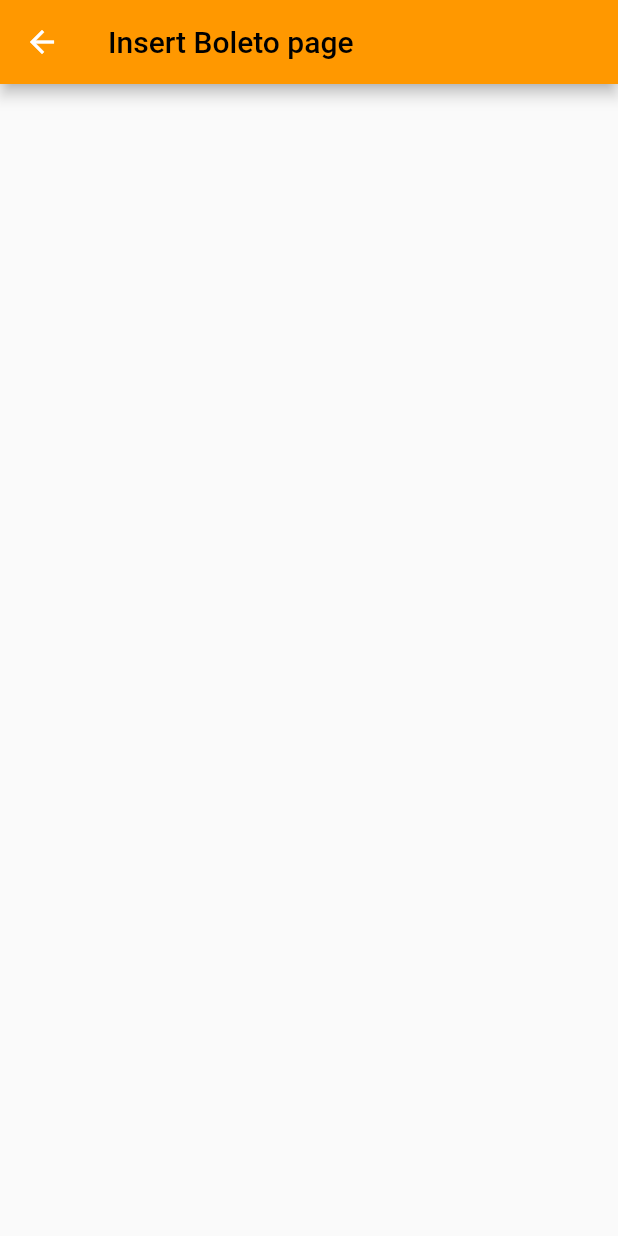
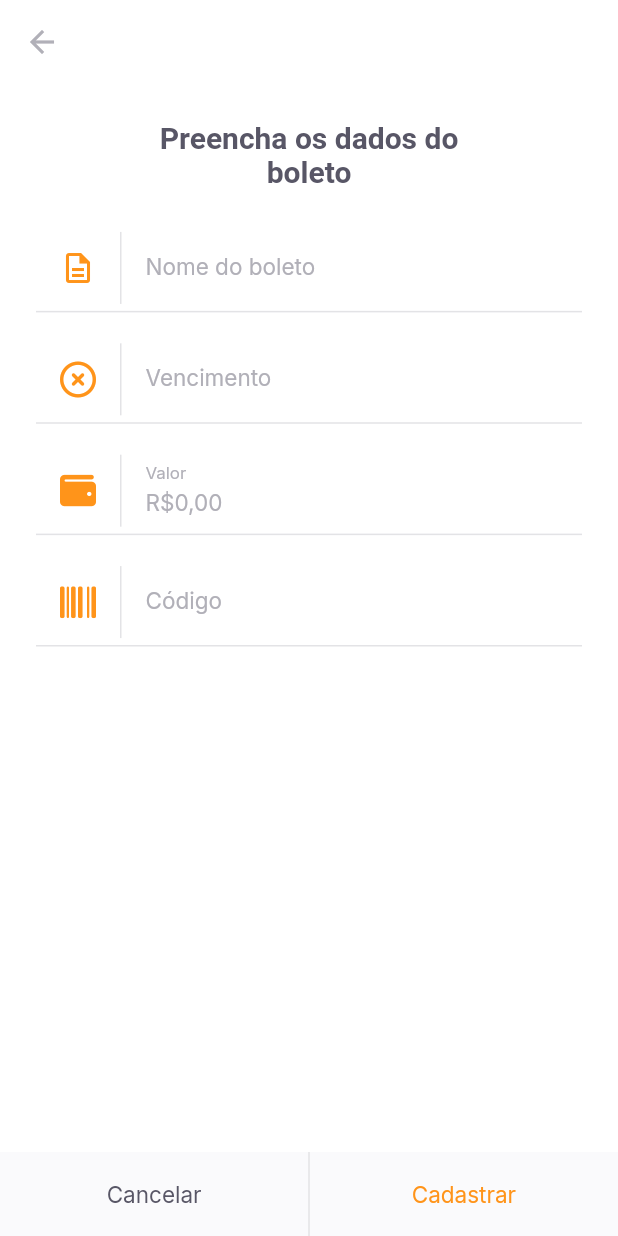
Before and after one commit to ranierelm/payflow, a Flutter app: the InsertBoletoPage screen opened by its route, on a phone screen of 412 x 824 dp. Run offline on Flutter 3.47's test engine with Material 2 defaults, Android fonts, the phone set to English and light mode, and no system bars; our stand-ins replace camera, firebase_core, flutter_masked_text2, font_awesome_flutter, google_fonts, google_sign_in and 2 more; missing offline and left inert: google_ml_kit; accounts and stored records are empty.

Commit message:
insert tickets and save data

```diff
--- /dev/null
+++ b/lib/modules/insert_boleto/insert_boleto_controller.dart
@@ -0,0 +1,47 @@
+import 'package:flutter/material.dart';
+import 'package:shared_preferences/shared_preferences.dart';
+
+import '../../shared/models/boleto_model.dart';
+
+class InsertBoletoController {
+  final formKey = GlobalKey<FormState>();
+  BoletoModel model = BoletoModel();
+
+  String? validateName(String? value) =>
+      value?.isEmpty ?? true ? "O nome não pode ser vazio" : null;
+  String? validateDueDate(String? value) =>
+      value?.isEmpty ?? true ? "A data de vencimento não pode ser vazia" : null;
+  String? validateValue(double value) =>
+      value == 0 ? "Insira um valor maior que R\$ 0,00" : null;
+  String? validateCode(String? value) =>
+      value?.isEmpty ?? true ? "O código do boleto não pode ser vazio" : null;
+
+  Future<void> cadastrarBoleto() async {
+    final form = formKey.currentState;
+    if (form!.validate()) {
+      return saveBoleto();
+    }
+  }
+
+  void onChanged({
+    String? name,
+    String? dueDate,
+    double? value,
+    String? barcode,
+  }) {
+    model = model.copyWith(
+      name: name,
+      dueDate: dueDate,
+      value: value,
+      barcode: barcode,
+    );
+  }
+
+  Future<void> saveBoleto() async {
+    final instance = await SharedPreferences.getInstance();
+    final boletos = instance.getStringList("boletos") ?? <String>[];
+    boletos.add(model.toJson());
+    await instance.setStringList("boletos", boletos);
+    return;
+  }
+}
--- a/lib/modules/insert_boleto/insert_boleto_page.dart
+++ b/lib/modules/insert_boleto/insert_boleto_page.dart
@@ -1,16 +1,118 @@
 import 'package:flutter/material.dart';
+import 'package:font_awesome_flutter/font_awesome_flutter.dart';
+import 'package:flutter_masked_text2/flutter_masked_text2.dart';
 
 import '../../shared/themes/app_colors.dart';
+import '../../shared/themes/app_text_styles.dart';
+import '../../shared/widgets/input_text/input_text_widget.dart';
+import '../../shared/widgets/set_label_button/set_label_button.dart';
+import 'insert_boleto_controller.dart';
 
-class InsertBoletoPage extends StatelessWidget {
-  const InsertBoletoPage({Key? key}) : super(key: key);
+class InsertBoletoPage extends StatefulWidget {
+  final String? barcode;
+  const InsertBoletoPage({Key? key, this.barcode}) : super(key: key);
+
+  @override
+  State<InsertBoletoPage> createState() => _InsertBoletoPageState();
+}
+
+class _InsertBoletoPageState extends State<InsertBoletoPage> {
+  final controller = InsertBoletoController();
+
+  final moneyInputTextController =
+      MoneyMaskedTextController(leftSymbol: "R\$", decimalSeparator: ",");
+
+  final dueDateInputTextController = MaskedTextController(mask: '00/00/0000');
+  final barcodeInputTextController = TextEditingController();
+
+  @override
+  void initState() {
+    if (widget.barcode != null) {
+      barcodeInputTextController.text = widget.barcode!;
+    }
+    super.initState();
+  }
 
   @override
   Widget build(BuildContext context) {
     return Scaffold(
-        appBar: AppBar(
-      title: const Text("Insert Boleto page"),
-      leading: const BackButton(color: AppColors.background),
-    ));
+      backgroundColor: AppColors.background,
+      appBar: AppBar(
+        backgroundColor: AppColors.background,
+        elevation: 0,
+        leading: const BackButton(color: AppColors.input),
+      ),
+      body: SingleChildScrollView(
+        child: Column(
+          children: [
+            Padding(
+              padding: const EdgeInsets.symmetric(horizontal: 93, vertical: 24),
+              child: Text(
+                "Preencha os dados do boleto",
+                style: TextStyles.titleBoldHeading,
+                textAlign: TextAlign.center,
+              ),
+            ),
+            Form(
+              key: controller.formKey,
+              child: Column(
+                children: [
+                  InputTextWidget(
+                    iconInput: Icons.description_outlined,
+                    labelText: "Nome do boleto",
+                    onChanged: (value) {
+                      controller.onChanged(name: value);
+                    },
+                    validator: controller.validateName,
+                  ),
+                  InputTextWidget(
+                    iconInput: FontAwesomeIcons.circleXmark,
+                    labelText: "Vencimento",
+                    onChanged: (value) {
+                      controller.onChanged(dueDate: value);
+                    },
+                    controller: dueDateInputTextController,
+                    validator: controller.validateDueDate,
+                  ),
+                  InputTextWidget(
+                    iconInput: FontAwesomeIcons.wallet,
+                    labelText: "Valor",
+                    onChanged: (value) {
+                      controller.onChanged(
+                        value: moneyInputTextController.numberValue,
+                      );
+                    },
+                    controller: moneyInputTextController,
+                    validator: (__) => controller
+                        .validateValue(moneyInputTextController.numberValue),
+                  ),
+                  InputTextWidget(
+                    iconInput: FontAwesomeIcons.barcode,
+                    labelText: "Código",
+                    onChanged: (value) {
+                      controller.onChanged(barcode: value);
+                    },
+                    controller: barcodeInputTextController,
+                    validator: controller.validateCode,
+                  ),
+                ],
+              ),
+            )
+          ],
+        ),
+      ),
+      bottomNavigationBar: SetLabelButtons(
+        primaryLabel: "Cancelar",
+        primaryOnPressed: () {
+          Navigator.pushReplacementNamed(context, "/home");
+        },
+        secondaryLabel: "Cadastrar",
+        secondaryOnPressed: () async {
+          await controller.cadastrarBoleto();
+          Navigator.pushReplacementNamed(context, "/home");
+        },
+        enableSecondaryColor: true,
+      ),
+    );
   }
 }
--- /dev/null
+++ b/lib/shared/models/boleto_model.dart
@@ -0,0 +1,72 @@
+import 'dart:convert';
+
+class BoletoModel {
+  final String? name;
+  final String? dueDate;
+  final double? value;
+  final String? barcode;
+  BoletoModel({
+    this.name,
+    this.dueDate,
+    this.value,
+    this.barcode,
+  });
+
+  BoletoModel copyWith({
+    String? name,
+    String? dueDate,
+    double? value,
+    String? barcode,
+  }) {
+    return BoletoModel(
+      name: name ?? this.name,
+      dueDate: dueDate ?? this.dueDate,
+      value: value ?? this.value,
+      barcode: barcode ?? this.barcode,
+    );
+  }
+
+  Map<String, dynamic> toMap() {
+    return {
+      'name': name,
+      'dueDate': dueDate,
+      'value': value,
+      'barcode': barcode,
+    };
+  }
+
+  factory BoletoModel.fromMap(Map<String, dynamic> map) {
+    return BoletoModel(
+      name: map['name'],
+      dueDate: map['dueDate'],
+      value: map['value']?.toDouble(),
+      barcode: map['barcode'],
+    );
+  }
+
+  String toJson() => json.encode(toMap());
+
+  factory BoletoModel.fromJson(String source) =>
+      BoletoModel.fromMap(json.decode(source));
+
+  @override
+  String toString() {
+    return 'BoletoModel(name: $name, dueDate: $dueDate, value: $value, barcode: $barcode)';
+  }
+
+  @override
+  bool operator ==(Object other) {
+    if (identical(this, other)) return true;
+
+    return other is BoletoModel &&
+        other.name == name &&
+        other.dueDate == dueDate &&
+        other.value == value &&
+        other.barcode == barcode;
+  }
+
+  @override
+  int get hashCode {
+    return name.hashCode ^ dueDate.hashCode ^ value.hashCode ^ barcode.hashCode;
+  }
+}
--- /dev/null
+++ b/lib/shared/widgets/input_text/input_text_widget.dart
@@ -0,0 +1,60 @@
+import 'package:flutter/material.dart';
+
+import '../../themes/app_colors.dart';
+import '../../themes/app_text_styles.dart';
+
+class InputTextWidget extends StatelessWidget {
+  final String labelText;
+  final IconData iconInput;
+  final String? initialValue;
+  final String? Function(String?)? validator;
+  final TextEditingController? controller;
+  final void Function(String value) onChanged;
+
+  const InputTextWidget({
+    Key? key,
+    required this.labelText,
+    required this.iconInput,
+    this.initialValue,
+    this.validator,
+    this.controller,
+    required this.onChanged,
+  }) : super(key: key);
+
+  @override
+  Widget build(BuildContext context) {
+    return Column(children: [
+      TextFormField(
+        controller: controller,
+        onChanged: onChanged,
+        initialValue: initialValue,
+        validator: validator,
+        style: TextStyles.input,
+        decoration: InputDecoration(
+          icon: Row(mainAxisSize: MainAxisSize.min, children: [
+            Padding(
+              padding: const EdgeInsets.fromLTRB(40, 0, 16, 0),
+              child: Icon(iconInput, color: AppColors.primary),
+            ),
+            Container(
+              width: 1,
+              height: 48,
+              color: AppColors.stroke,
+            )
+          ]),
+          labelText: labelText,
+          labelStyle: TextStyles.input,
+          border: InputBorder.none,
+        ),
+      ),
+      const Padding(
+        padding: EdgeInsets.fromLTRB(24, 0, 24, 16),
+        child: Divider(
+          height: 1,
+          thickness: 1,
+          color: AppColors.stroke,
+        ),
+      )
+    ]);
+  }
+}
--- a/lib/shared/widgets/set_label_button/set_label_button.dart
+++ b/lib/shared/widgets/set_label_button/set_label_button.dart
@@ -11,6 +11,7 @@ class SetLabelButtons extends StatelessWidget {
   final String secondaryLabel;
   final VoidCallback secondaryOnPressed;
   final bool enablePrimaryColor;
+  final bool enableSecondaryColor;
 
   const SetLabelButtons(
       {Key? key,
@@ -18,12 +19,14 @@ class SetLabelButtons extends StatelessWidget {
       required this.primaryOnPressed,
       required this.secondaryLabel,
       required this.secondaryOnPressed,
-      this.enablePrimaryColor = false})
+      this.enablePrimaryColor = false,
+      this.enableSecondaryColor = false})
       : super(key: key);
 
   @override
   Widget build(BuildContext context) {
     return Container(
+      height: 56,
       color: AppColors.shape,
       child: Row(
         children: [
@@ -36,7 +39,9 @@ class SetLabelButtons extends StatelessWidget {
           const DividerVerticalWidget(),
           Expanded(
             child: LabelButton(
-                label: secondaryLabel, onPressed: secondaryOnPressed),
+                label: secondaryLabel,
+                onPressed: secondaryOnPressed,
+                style: enableSecondaryColor ? TextStyles.buttonPrimary : null),
           ),
         ],
       ),
--- a/pubspec.yaml
+++ b/pubspec.yaml
@@ -41,6 +41,8 @@ dependencies:
   google_ml_kit: ^0.7.3
   camera: ^0.9.4+18
   image_picker: ^0.8.4+11
+  font_awesome_flutter: ^10.1.0
+  flutter_masked_text2: ^0.9.1
 
 dev_dependencies:
   flutter_test:
```
Also changed, not shown: pubspec.lock.
